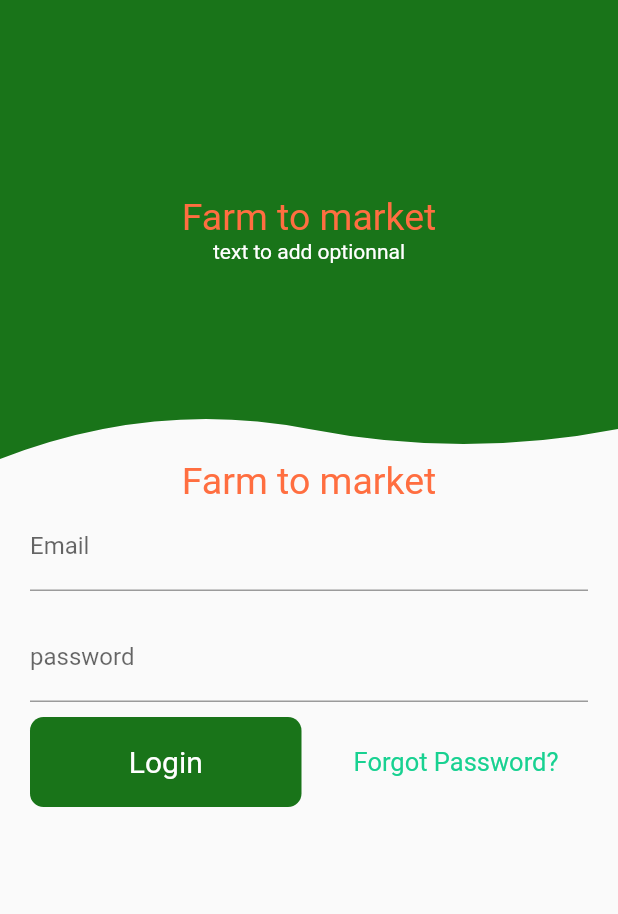
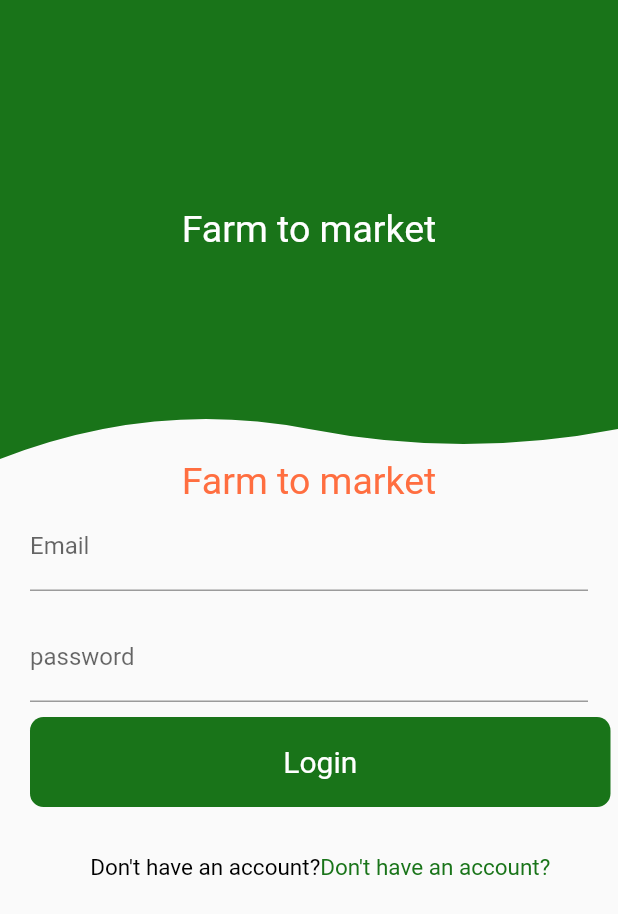
Before and after one commit to jenniekibiri/farm_app, a Flutter app: the screen it shows after launch, on a phone screen of 412 x 824 dp. Shown: the top 914 px of the screen. Run offline on Flutter 3.47's test engine with Material 2 defaults, Android fonts, the phone set to English and light mode, and no system bars; our stand-ins replace hexcolor, splashscreen.

```diff
--- a/lib/main.dart
+++ b/lib/main.dart
@@ -49,8 +49,8 @@ class LoginPage extends StatelessWidget {
             child: Column(
                mainAxisAlignment: MainAxisAlignment.center,
                   children: <Widget>[
-              Text('Farm to market' , style: TextStyle(color: Colors.deepOrangeAccent, fontSize: 25),),
-              Text('text to add optionnal', style: TextStyle(color: Colors.white),),
+              Text('Farm to market' , style: TextStyle(color: Colors.white, fontSize: 25),),
+
             ],
             ),
             ),
@@ -108,22 +108,51 @@ class LoginPage extends StatelessWidget {
                         )),
                   ),
                 ),
-                  Expanded(
+
+
+              ],
+
+            ),
+           new Row(
+              mainAxisAlignment: MainAxisAlignment.center,
+              children: <Widget>[
+                Expanded(
                   child: Padding(
                     padding: const EdgeInsets.only(
-                        left: 10.0, right: 20.0, top: 10.0),
-                    child:  Container(
+                        left: 20.0, right: 5.0, top: 10.0),
+                    child: new Container(
                         alignment: Alignment.center,
                         height: 60.0,
-                        child: Text("Forgot Password?",
-                            style:  TextStyle(
-                                fontSize: 17.0, color: Color(0xFF18D191)))),
+
+                        child: GestureDetector(
+                          onTap: () {
+                            Navigator.push(
+                                context,
+                                MaterialPageRoute(
+                                    builder: (context) => HomePage()));
+                          },
+                         child: Row(
+               mainAxisAlignment: MainAxisAlignment.center,
+                  children: <Widget>[
+              Text('Don\'t have an account?' ,
+              style: TextStyle(color: Colors.black, fontSize: 15),
+              ),
+               Text('Don\'t have an account?' ,
+              style: TextStyle(color: HexColor("#197419"), fontSize: 15),
+              ),
+            ],
+            ),
+
+
+                        )
+                        ),
                   ),
-                )
+                ),
+
 
               ],
+
             ),
-
           ],
         ),
       ),
```
